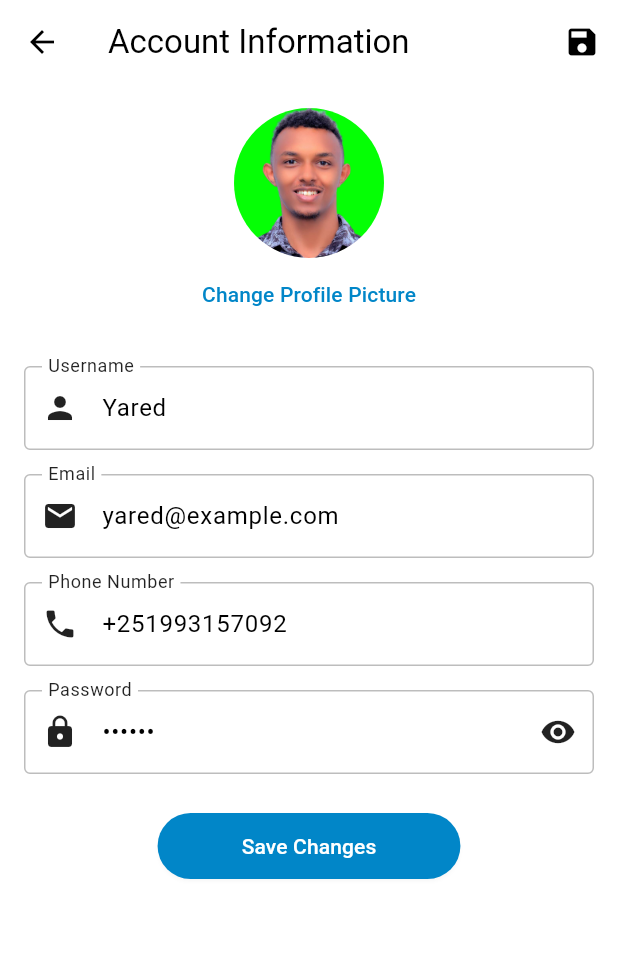
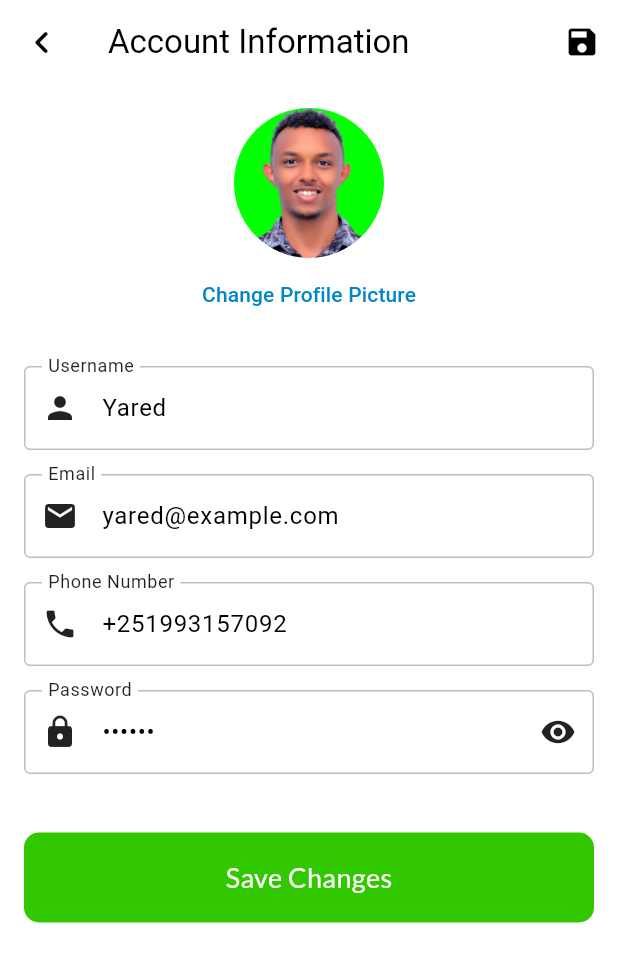
Before and after one commit to Yado-D/EKUB-APP, a Flutter app: the AccountInformationScreen screen opened directly, on a phone screen of 412 x 824 dp. Shown: the top 962 px of the screen. Run offline on Flutter 3.47's test engine with Material 3 defaults, Android fonts, the light colour scheme and no system bars; our stand-ins replace bloc, dots_indicator, dotted_border, flutter_bloc, flutter_fortune_wheel, flutter_screenutil and 6 more.

Commit message:
updates on functionality and ui

```diff
--- a/lib/features/profile/presentaion/pages/account_info_page.dart
+++ b/lib/features/profile/presentaion/pages/account_info_page.dart
@@ -1,4 +1,6 @@
+import 'package:ekub_application/config/theme/app_color_pallet.dart';
 import 'package:ekub_application/core/utils/common_snackbar.dart';
+import 'package:ekub_application/core/utils/common_widget.dart';
 import 'package:flutter/material.dart';
 
 class AccountInformationScreen extends StatefulWidget {
@@ -21,6 +23,13 @@ class _AccountInformationScreenState extends State<AccountInformationScreen> {
     return Scaffold(
       backgroundColor: Theme.of(context).colorScheme.background,
       appBar: AppBar(
+        leading: IconButton(
+          onPressed: () => Navigator.pop(context),
+          icon: Icon(
+            Icons.keyboard_arrow_left_rounded,
+            size: 30,
+          ),
+        ),
         title: Text('Account Information'),
         actions: [
           IconButton(
@@ -144,13 +153,25 @@ class _AccountInformationScreenState extends State<AccountInformationScreen> {
           onSaved: (value) => _password = value ?? _password,
         ),
         SizedBox(height: 24),
-        ElevatedButton(
-          onPressed: _saveChanges,
-          child: Padding(
-            padding: EdgeInsets.symmetric(horizontal: 32, vertical: 12),
-            child: Text('Save Changes'),
+        InkWell(
+          onTap: _saveChanges,
+          child: Container(
+            margin: EdgeInsets.only(top: 15),
+            padding: EdgeInsets.all(10),
+            height: 60,
+            width: double.infinity,
+            decoration: BoxDecoration(
+              borderRadius: BorderRadius.circular(10),
+              color: ColorCollections.GreenColor,
+            ),
+            child: Center(
+              child: ReusableText(
+                TextString: "Save Changes",
+                FontSize: 18,
+              ),
+            ),
           ),
-        ),
+        )
       ],
     );
   }
```
